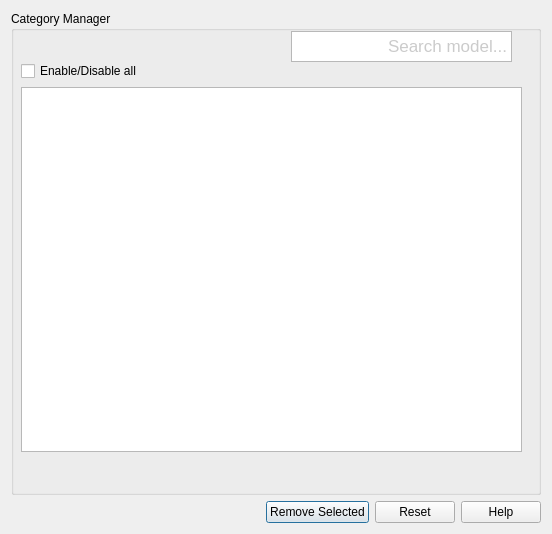
jaredraynes/sasview, file src/sas/qtgui/MainWindow/UI/CategoryManagerUI.ui: the form before one commit.
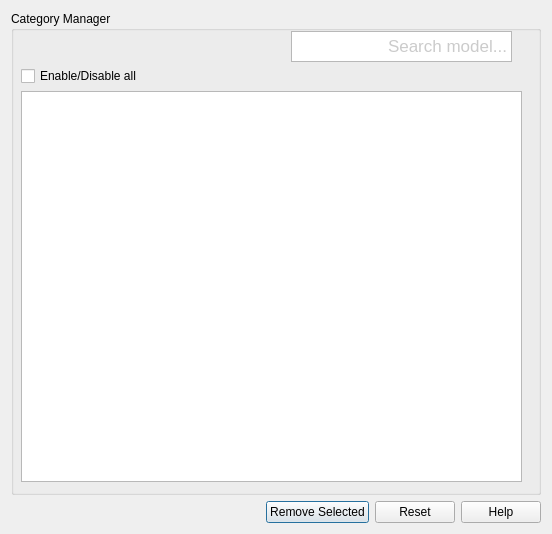
The form after the commit. Icons and pictures are not drawn.

Commit message: Try with editable comboxes

```diff
--- a/src/sas/qtgui/MainWindow/UI/CategoryManagerUI.ui
+++ b/src/sas/qtgui/MainWindow/UI/CategoryManagerUI.ui
@@ -96,7 +96,7 @@
           <x>10</x>
           <y>50</y>
           <width>501</width>
-          <height>391</height>
+          <height>31</height>
          </rect>
         </property>
         <layout class="QVBoxLayout" name="optionsLayout">
@@ -113,25 +113,6 @@
            </property>
           </widget>
          </item>
-         <item>
-          <widget class="QTableView" name="lstCategory">
-           <property name="enabled">
-            <bool>true</bool>
-           </property>
-           <property name="editTriggers">
-            <set>QAbstractItemView::AllEditTriggers</set>
-           </property>
-           <property name="alternatingRowColors">
-            <bool>true</bool>
-           </property>
-           <property name="selectionMode">
-            <enum>QAbstractItemView::ExtendedSelection</enum>
-           </property>
-           <property name="selectionBehavior">
-            <enum>QAbstractItemView::SelectRows</enum>
-           </property>
-          </widget>
-         </item>
         </layout>
        </widget>
        <widget class="QTextBrowser" name="textBrowser">
@@ -166,6 +147,31 @@
 &lt;p align=&quot;right&quot; style=&quot; margin-top:0px; margin-bottom:0px; margin-left:0px; margin-right:0px; -qt-block-indent:0; text-indent:0px;&quot;&gt;&lt;span style=&quot; color:#cbcbcb;&quot;&gt;Search model...&lt;/span&gt;&lt;/p&gt;&lt;/body&gt;&lt;/html&gt;</string>
         </property>
        </widget>
+       <widget class="QTableView" name="lstCategory">
+        <property name="enabled">
+         <bool>true</bool>
+        </property>
+        <property name="geometry">
+         <rect>
+          <x>10</x>
+          <y>80</y>
+          <width>501</width>
+          <height>391</height>
+         </rect>
+        </property>
+        <property name="editTriggers">
+         <set>QAbstractItemView::AllEditTriggers</set>
+        </property>
+        <property name="alternatingRowColors">
+         <bool>true</bool>
+        </property>
+        <property name="selectionMode">
+         <enum>QAbstractItemView::ExtendedSelection</enum>
+        </property>
+        <property name="selectionBehavior">
+         <enum>QAbstractItemView::SelectRows</enum>
+        </property>
+       </widget>
       </widget>
      </item>
     </layout>
```
Left out of the diff: 88 changed lines with no effect on the pictures. The commit also changes 1 other file.
